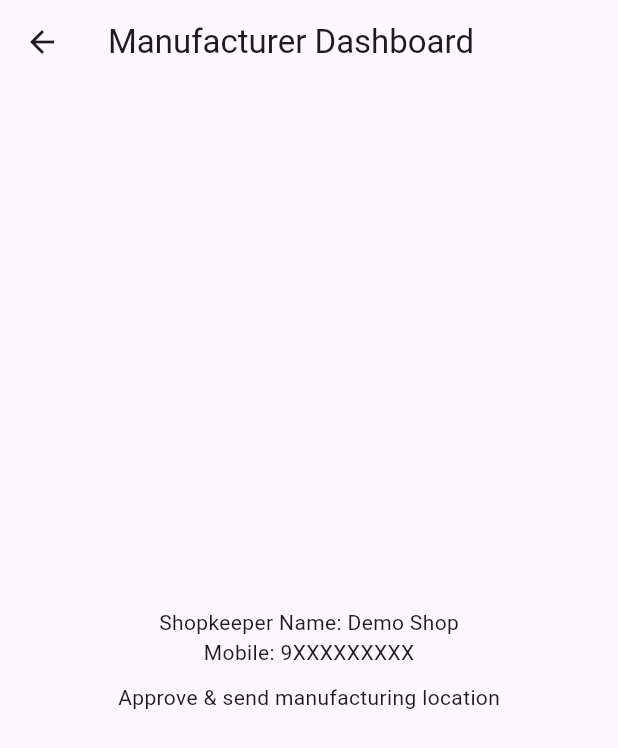
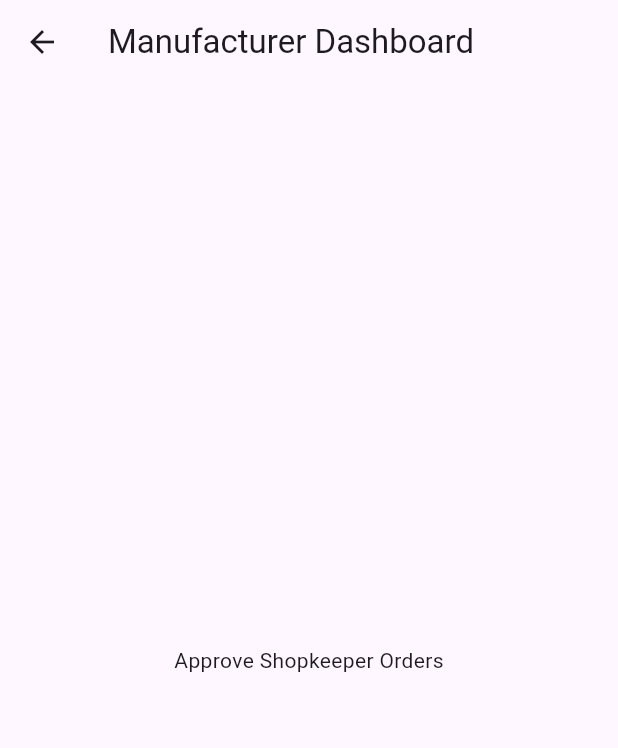
Before and after one commit to aanjeneykodesia-web/Aanjeney-, a Flutter app: the ManufacturerDashboard screen opened directly, on a phone screen of 412 x 824 dp. Shown: the top 748 px of the screen. Run offline on Flutter 3.47's test engine with Material 3 defaults, Android fonts, the phone set to English and light mode, and no system bars.

Commit message:
Update manufacturer_dashboard.dart

```diff
--- a/lib/manufacturer_dashboard.dart
+++ b/lib/manufacturer_dashboard.dart
@@ -1,22 +1,12 @@
 import 'package:flutter/material.dart';
 
 class ManufacturerDashboard extends StatelessWidget {
-  const ManufacturerDashboard({super.key});
-
   @override
   Widget build(BuildContext context) {
     return Scaffold(
       appBar: AppBar(title: const Text("Manufacturer Dashboard")),
-      body: Center(
-        child: Column(
-          mainAxisAlignment: MainAxisAlignment.center,
-          children: const [
-            Text("Shopkeeper Name: Demo Shop"),
-            Text("Mobile: 9XXXXXXXXX"),
-            SizedBox(height: 10),
-            Text("Approve & send manufacturing location"),
-          ],
-        ),
+      body: const Center(
+        child: Text("Approve Shopkeeper Orders"),
       ),
     );
   }
```
